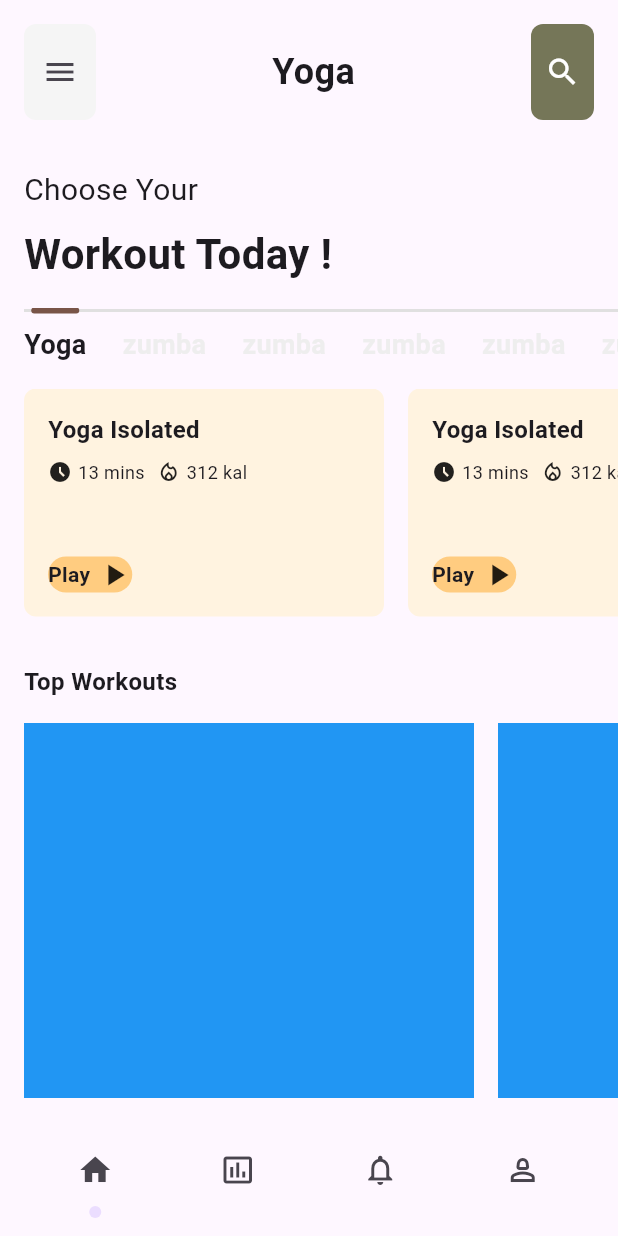
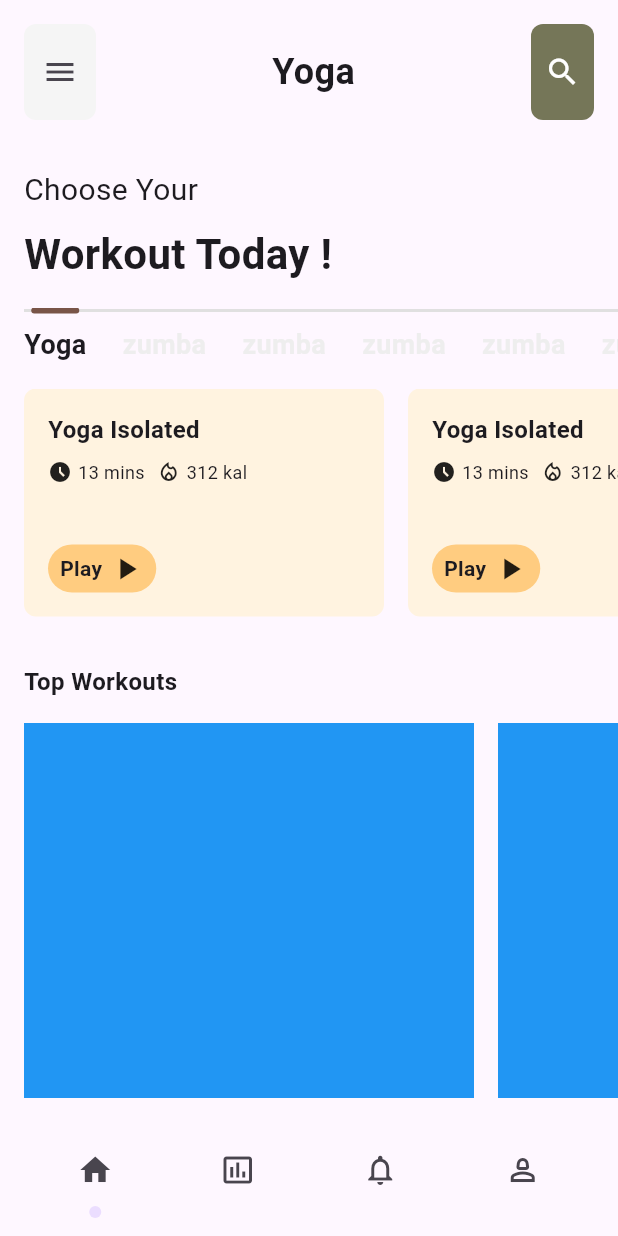
Before and after one commit to JAICHANGPARK/flutter_notebook_chapter_36, a Flutter app: the YogaHomePage screen opened directly, on a phone screen of 412 x 824 dp. Run offline on Flutter 3.47's test engine with Material 3 defaults, Android fonts, the phone set to English and light mode, and no system bars; our stand-ins replace gap.

Commit message:
Update yoga_home_page.dart

```diff
--- a/lib/ep1817_yoga_app/view/yoga_home_page.dart
+++ b/lib/ep1817_yoga_app/view/yoga_home_page.dart
@@ -290,6 +290,7 @@ class _YogaHomePageState extends State<YogaHomePage> {
                               color: Colors.orange[200]!,
                               borderRadius: BorderRadius.circular(32),
                             ),
+                            padding: EdgeInsets.symmetric(horizontal: 8, vertical: 4),
                             child: Row(
                               mainAxisSize: MainAxisSize.min,
                               children: [
```
